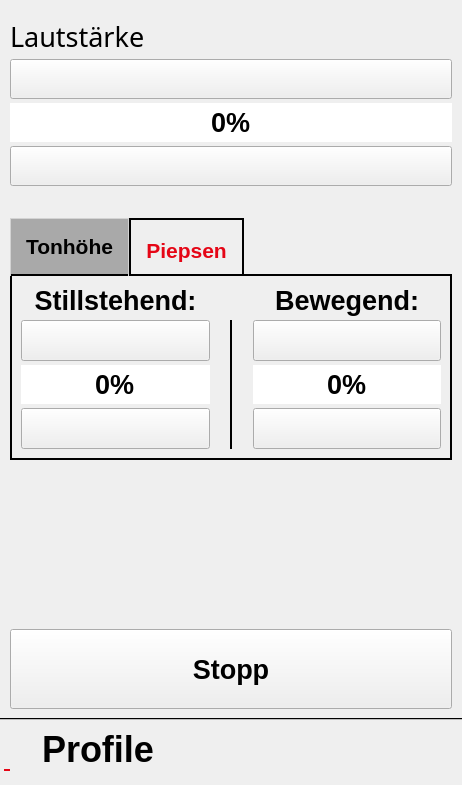
Qt form klingelballui.ui (Sammasas/Klingelball-App) before a commit.
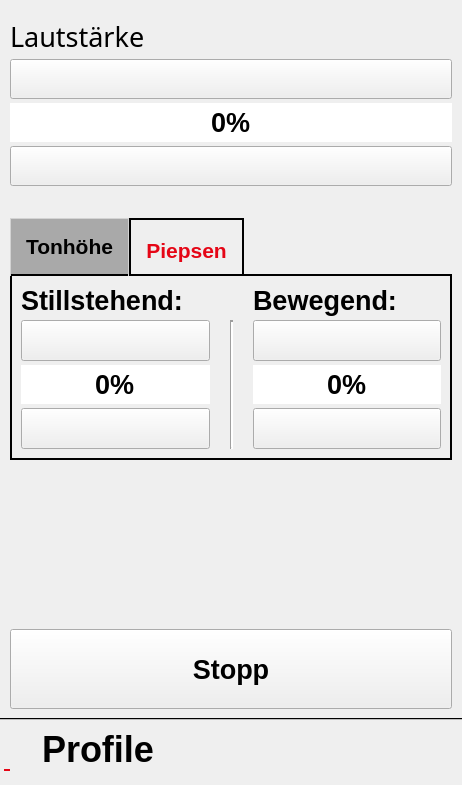
The same form after that commit. The open tabs and pages were chosen to show the change. Icons and pictures are not drawn.

Commit message: Right button config

The edit to the form file:
```diff
--- a/klingelballui.ui
+++ b/klingelballui.ui
@@ -154,7 +154,7 @@
        <attribute name="title">
         <string/>
        </attribute>
-       <layout class="QVBoxLayout" name="verticalLayout_3" stretch="0,0,0,0,0">
+       <layout class="QVBoxLayout" name="verticalLayout_3" stretch="0,0,0,0,0,0">
         <property name="sizeConstraint">
          <enum>QLayout::SizeConstraint::SetDefaultConstraint</enum>
         </property>
@@ -839,9 +839,6 @@
                 <property name="text">
                  <string>Stillstehend:</string>
                 </property>
-                <property name="alignment">
-                 <set>Qt::AlignmentFlag::AlignCenter</set>
-                </property>
                </widget>
               </item>
               <item row="2" column="0">
@@ -980,9 +977,6 @@
                 <property name="text">
                  <string>Bewegend:</string>
                 </property>
-                <property name="alignment">
-                 <set>Qt::AlignmentFlag::AlignCenter</set>
-                </property>
                </widget>
               </item>
               <item row="2" column="2">
@@ -1103,9 +1097,6 @@
               </item>
               <item row="2" column="1" rowspan="3">
                <widget class="Line" name="line_2">
-                <property name="frameShadow">
-                 <enum>QFrame::Shadow::Plain</enum>
-                </property>
                 <property name="lineWidth">
                  <number>2</number>
                 </property>
@@ -1122,9 +1113,6 @@
         </item>
         <item>
          <spacer name="verticalSpacer_5">
-          <property name="orientation">
-           <enum>Qt::Orientation::Vertical</enum>
-          </property>
           <property name="sizeHint" stdset="0">
            <size>
             <width>20</width>
@@ -1133,6 +1121,19 @@
           </property>
          </spacer>
         </item>
+        <item>
+         <spacer name="verticalSpacer_8">
+          <property name="orientation">
+           <enum>Qt::Vertical</enum>
+          </property>
+          <property name="sizeHint" stdset="0">
+           <size>
+            <width>20</width>
+            <height>40</height>
+           </size>
+          </property>
+         </spacer>
+        </item>
         <item>
          <widget class="QPushButton" name="pause_button">
           <property name="minimumSize">
```
Left out of the diff: 157 changed lines with no effect on the pictures.
